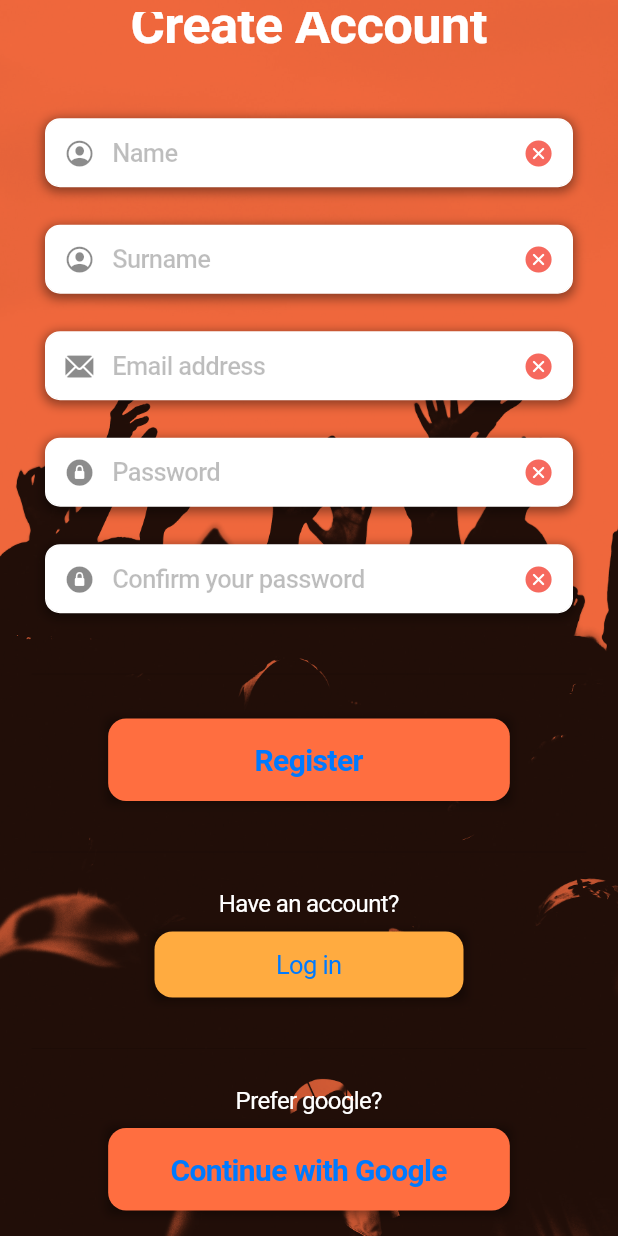
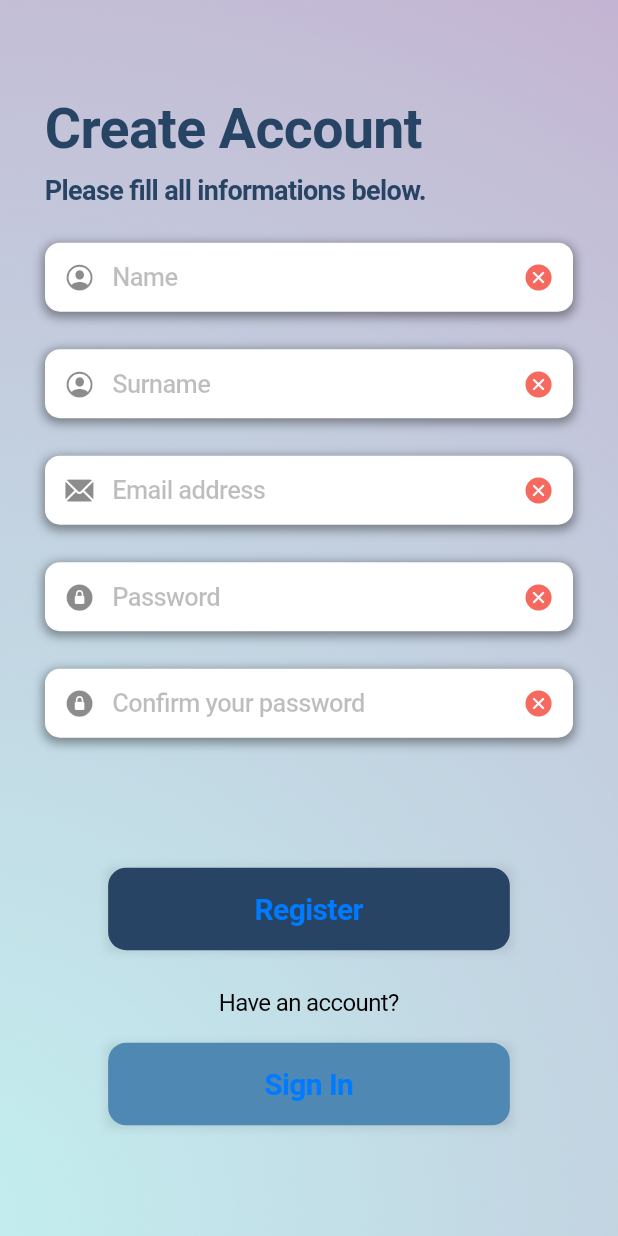
Before and after one commit to engpap/favor, a Flutter app: the SignUpScreen screen opened directly, on a phone screen of 412 x 824 dp. Run offline on Flutter 3.47's test engine with Material 2 defaults, Android fonts, the phone set to English and light mode, and no system bars; our stand-ins replace google_sign_in, shared_preferences; accounts and stored records are empty.

Commit message:
signup updated with new style +  minor changes

```diff
--- a/client/lib/main.dart
+++ b/client/lib/main.dart
@@ -2,8 +2,7 @@ import 'package:flutter/cupertino.dart';
 import 'package:project/providers/userProvider.dart';
 import 'package:provider/provider.dart';
 
-import 'package:project/screens/signin/signin.dart';
-//import 'package:project/screens/introduction/introduction-1.dart';
+import 'package:project/screens/introduction/introduction-1.dart';
 
 void main() {
   runApp(MultiProvider(
@@ -16,8 +15,7 @@ class MyApp extends StatelessWidget {
   // This widget is the root of the application.
   Widget build(BuildContext context) {
     return const CupertinoApp(
-      home: SignInScreen()
-      //home: Introduction1Screen(),
+      home: Introduction1Screen(),
     );
   }
 }
--- a/client/lib/screens/introduction/introduction-3.dart
+++ b/client/lib/screens/introduction/introduction-3.dart
@@ -1,6 +1,7 @@
 import 'package:flutter/cupertino.dart';
 import 'package:project/functions/responsive.dart';
 import 'package:project/screens/responsiveLayout.dart';
+import 'package:project/screens/signin/signin.dart';
 import 'package:project/screens/welcome.dart';
 import 'package:project/functions/favorColors.dart' as favorColors;
 
@@ -49,7 +50,7 @@ class Introduction3Screen_M extends StatelessWidget {
                 Navigator.pushReplacement(
                   context,
                   CupertinoPageRoute(
-                    builder: (context) => const WelcomeScreen()),
+                    builder: (context) => const SignInScreen()),
                 );
               },
               child: Container(
--- a/client/lib/screens/signin/signin.dart
+++ b/client/lib/screens/signin/signin.dart
@@ -8,8 +8,9 @@ import 'package:project/screens/signin/signin_mobile.dart';
 import 'package:project/screens/signin/signin_tablet.dart';
 
 import 'package:project/screens/responsiveLayout.dart';
+import 'package:project/screens/signup/signup.dart';
+
 import 'package:project/functions/favorColors.dart' as favorColors;
-import 'package:project/screens/signup/signup.dart';
 import 'globals.dart' as globals;
 
 class SignInScreen extends StatelessWidget {
@@ -145,8 +146,7 @@ class SignIn_googleButton extends StatelessWidget {
   @override
   Widget build(BuildContext context) {
     return Container(
-      margin: EdgeInsets.only(
-          top: 9, right: 9, left: 9, bottom: 9),
+      margin: EdgeInsets.only(top: 9, right: 9, left: 9, bottom: 9),
       decoration: BoxDecoration(
         boxShadow: [
           BoxShadow(
--- a/client/lib/screens/signup/signup.dart
+++ b/client/lib/screens/signup/signup.dart
@@ -2,23 +2,19 @@ import 'package:flutter/cupertino.dart';
 import 'package:flutter/material.dart';
 import 'package:project/errors/error.dart';
 import 'package:project/functions/responsive.dart';
+import 'package:project/screens/responsiveLayout.dart';
+import 'package:project/screens/components/customField.dart';
+
 import 'package:project/screens/home.dart';
-import 'package:project/screens/login.dart';
-import 'package:project/screens/responsiveLayout.dart';
+import 'package:project/screens/signin/signin.dart';
 import 'package:project/screens/signup/signup_mobile.dart';
 import 'package:project/screens/signup/signup_tablet.dart';
-import 'package:project/screens/components/customField.dart';
 
+import 'package:project/functions/favorColors.dart' as favorColors;
 import 'globals.dart' as globals;
 
-class SignUpScreen extends StatefulWidget {
+class SignUpScreen extends StatelessWidget {
   const SignUpScreen({super.key});
-
-  @override
-  State<SignUpScreen> createState() => _SignUpScreenState();
-}
-
-class _SignUpScreenState extends State<SignUpScreen> {
 
   @override
   Widget build(BuildContext context) {
@@ -30,21 +26,23 @@ class _SignUpScreenState extends State<SignUpScreen> {
         }
       },
       child: Container(
+
+        //BCKGROUND GRADIENT IMAGE
         decoration: const BoxDecoration(
           image: DecorationImage(
-            image: AssetImage("assets/images/bg_music_02.jpg"),
+            image: AssetImage("assets/images/bg_blue_gradient.jpg"),
             fit: BoxFit.cover,
             opacity: 1,
             colorFilter: const ColorFilter.mode(
-              //Color.fromARGB(100, 0, 0, 0),
-              //BlendMode.darken,
-              Colors.deepOrangeAccent,
-              BlendMode.modulate,
+              Colors.grey,
+              BlendMode.softLight,
             ),
           )
         ),
+
         child: CupertinoPageScaffold(
-          backgroundColor: Colors.transparent,
+          // .withAlpha(180) is used to add transparency, in order to see the bg-image
+          backgroundColor: favorColors.IntroBg.withAlpha(180),
           child: SafeArea(
             child: ResponsiveLeayout(
               mobileBody: SignUpScreen_M(),
@@ -56,7 +54,6 @@ class _SignUpScreenState extends State<SignUpScreen> {
     );
   }
 }
-
 
 /// COLUMN of 5 customField:
 /// Name, Surname, Email, Password, PasswordConfirm
@@ -131,13 +128,12 @@ class SignUp_registerButton extends StatelessWidget {
   @override
   Widget build(BuildContext context) {
     return Container(
-      margin: EdgeInsets.only(
-          top: 9, right: 9, left: 9, bottom: 9),
+      margin: EdgeInsets.only(top: 9, right: 9, left: 9, bottom: 9),
       decoration: BoxDecoration(
         boxShadow: [
           BoxShadow(
-            color: Colors.black.withOpacity(0.4),
-            spreadRadius: 1,
+            color: Colors.black.withOpacity(0.1),
+            spreadRadius: 0.5,
             blurRadius: 5,
             offset: Offset(0, 1),
           ),
@@ -146,15 +142,14 @@ class SignUp_registerButton extends StatelessWidget {
       child: SizedBox(
         width: Responsive.width(65, context),
         child: CupertinoButton(
-          color: Colors.deepOrangeAccent,
+          color: favorColors.PrimaryBlue,
           child: const Text(
             "Register",
-            style: TextStyle(
-              fontSize: 20, fontWeight: FontWeight.bold),
+            style: TextStyle(fontSize: 20, fontWeight: FontWeight.bold),
           ),
           onPressed: () {
             // Console log
-            print('Pressed: Register button');
+            print('Pressed: SignUp_registerButton');
             print('run: authService.signup');
             // Send information to server and wait for response
             Future<ErrorMessage> signupResponse =
@@ -189,41 +184,38 @@ class SignUp_registerButton extends StatelessWidget {
 }
 
 
-/// BUTTON login.
-/// push LoginScreen()
+/// SIGNIN BUTTON
 class SignUp_loginButton extends StatelessWidget {
   const SignUp_loginButton({super.key});
 
   @override
   Widget build(BuildContext context) {
     return Container(
-      margin: EdgeInsets.only(
-          top: 9, right: 9, left: 9, bottom: 9),
+      margin: EdgeInsets.only(top: 9, right: 9, left: 9, bottom: 9),
       decoration: BoxDecoration(
         boxShadow: [
           BoxShadow(
-            color: Colors.black.withOpacity(0.4),
-            spreadRadius: 1,
+            color: Colors.black.withOpacity(0.1),
+            spreadRadius: 0.5,
             blurRadius: 5,
             offset: Offset(0, 1),
           ),
         ],
       ),
       child: SizedBox(
-        width: Responsive.width(50, context),
+        width: Responsive.width(65, context),
         child: CupertinoButton(
-          padding: EdgeInsets.symmetric(
-            horizontal: 0,
+          color: favorColors.SecondaryBlue,
+          child: const Text(
+            "Sign In",
+            style: TextStyle(fontSize: 20, fontWeight: FontWeight.bold)
           ),
-          color: Colors.orangeAccent,
-          child: const Text("Log in"),
           onPressed: () {
-            print(
-                'Pressed: Login button -> push LoginScreen');
-            Navigator.push(
+            print('Pressed: SignUp_loginButton');
+            Navigator.pop(
               context,
               CupertinoPageRoute(
-                  builder: (context) => const LoginScreen()),
+                builder: (context) => const SignInScreen()),
             );
           },
         ),
@@ -232,6 +224,8 @@ class SignUp_loginButton extends StatelessWidget {
   }
 }
 
+// TODO: remove this class it's not used
+//
 /// BUTTON google login
 class SignUp_googleButton extends StatelessWidget {
   const SignUp_googleButton({super.key});
--- a/client/lib/screens/signup/signup_mobile.dart
+++ b/client/lib/screens/signup/signup_mobile.dart
@@ -1,66 +1,70 @@
 import 'package:flutter/material.dart';
-import 'package:project/screens/signup/signup.dart';
 import 'package:project/functions/responsive.dart';
 
-class SignUpScreen_M extends StatefulWidget {
+import 'package:project/functions/favorColors.dart' as favorColors;
+import 'package:project/screens/signup/signup.dart';
+
+class SignUpScreen_M extends StatelessWidget {
   const SignUpScreen_M({super.key});
 
   @override
-  State<SignUpScreen_M> createState() => _SignUpScreen_MState();
-}
-
-class _SignUpScreen_MState extends State<SignUpScreen_M> {
-  @override
   Widget build(BuildContext context) {
     return Container(
-      padding:
-        const EdgeInsets.only(top: 8, bottom: 8, left: 16, right: 16),
-      child: SingleChildScrollView(
-        reverse: true,
-        child: Center(
+      padding: EdgeInsets.only(top: 8, bottom: 8, left: 16, right: 16),
+      child: Center(
+        child: SingleChildScrollView(
+          reverse: true,
           child: ConstrainedBox(
             constraints: BoxConstraints(
               //TODO: use a global variable, not 370
               maxWidth: 370,
             ),
             child: Column(
-              mainAxisAlignment: MainAxisAlignment.start,
               children: [
                 /// PAGE TITLE
                 Container(
+                  width: Responsive.width(100, context),
+                  margin: EdgeInsets.only(right: 9, left: 9),
+                  child: Text(
+                    "Create Account",
+                    style: TextStyle(
+                      color: favorColors.PrimaryBlue,
+                      fontSize: 37,
+                      fontWeight: FontWeight.bold),
+                  ),
+                ),
+                /// DESCRIPTION
+                Container(
+                  width: Responsive.width(100, context),
                   margin: EdgeInsets.only(
-                    top: Responsive.height(2, context),
-                    bottom: Responsive.height(5, context),
+                    top: Responsive.height(1, context),
+                    bottom: Responsive.height(3, context),
                     right: 9,
                     left: 9),
-                  child: const Text(
-                    "Create Account",
+                  child: Text(
+                    "Please fill all informations below.",
+                    textAlign: TextAlign.left,
                     style: TextStyle(
-                      color: Colors.white,
-                      fontSize: 35,
+                      color: favorColors.PrimaryBlue,
+                      fontSize: 18,
                       fontWeight: FontWeight.bold),
                   ),
                 ),
 
                 SignUp_form(),
-                Divider(height: Responsive.height(5, context),),
+                Divider(height: Responsive.height(7, context), color: Colors.transparent,),
                 SignUp_registerButton(),
-                Divider(height: 50,),
+                Divider(height: Responsive.height(2, context), color: Colors.transparent,),
+
                 Text(
                   "Have an account?",
                   style: TextStyle(
-                    color: Colors.white,
+                    color: Colors.black,
                     fontSize: 16),
                 ),
+                Divider(height: Responsive.height(1, context), color: Colors.transparent,),
+
                 SignUp_loginButton(),
-                Divider(height: 50,),
-                Text(
-                  "Prefer google?",
-                  style: TextStyle(
-                    color: Colors.white,
-                    fontSize: 16),
-                ),
-                SignUp_googleButton(),
               ]),
           ),
         ),
```
Also changed, not shown: client/lib/screens/signin/signin_mobile.dart (+13 -4 lines), client/lib/screens/signin/signin_tablet.dart (+5 -6 lines), client/lib/screens/signup/signup_tablet.dart (+63 -38 lines).
